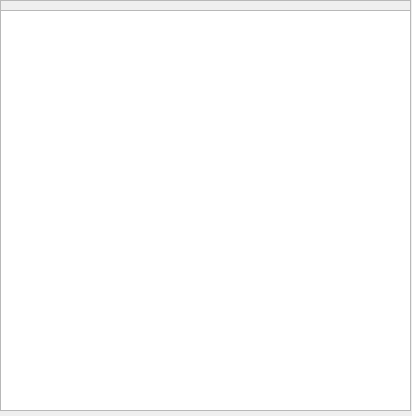
Before: the Qt Designer form ui/rank.ui in h3nnn4n/coisado-next, drawn with Qt 5.
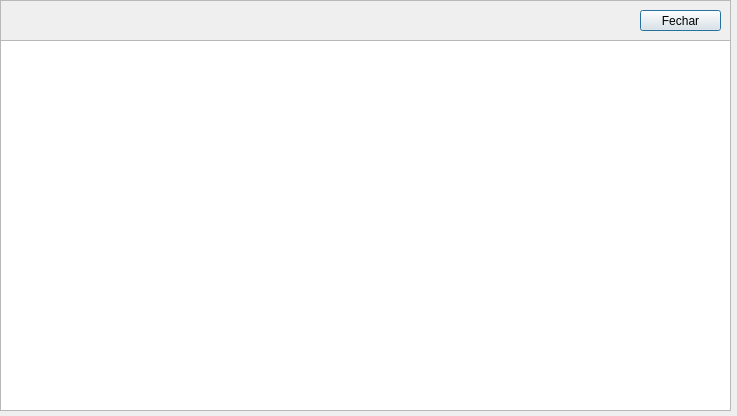
After: the same form once the commit is applied.

Diff of the .ui file:
```diff
--- a/ui/rank.ui
+++ b/ui/rank.ui
@@ -6,7 +6,7 @@
    <rect>
     <x>0</x>
     <y>0</y>
-    <width>412</width>
+    <width>737</width>
     <height>416</height>
    </rect>
   </property>
@@ -18,7 +18,7 @@
     <rect>
      <x>0</x>
      <y>0</y>
-     <width>411</width>
+     <width>731</width>
      <height>411</height>
     </rect>
    </property>
@@ -32,12 +32,41 @@
     <property name="geometry">
      <rect>
       <x>0</x>
-      <y>10</y>
-      <width>411</width>
-      <height>401</height>
+      <y>40</y>
+      <width>731</width>
+      <height>371</height>
      </rect>
     </property>
    </widget>
+   <widget class="QFrame" name="frame_2">
+    <property name="geometry">
+     <rect>
+      <x>0</x>
+      <y>0</y>
+      <width>731</width>
+      <height>41</height>
+     </rect>
+    </property>
+    <property name="frameShape">
+     <enum>QFrame::StyledPanel</enum>
+    </property>
+    <property name="frameShadow">
+     <enum>QFrame::Raised</enum>
+    </property>
+    <widget class="QPushButton" name="buttonSair">
+     <property name="geometry">
+      <rect>
+       <x>640</x>
+       <y>10</y>
+       <width>81</width>
+       <height>21</height>
+      </rect>
+     </property>
+     <property name="text">
+      <string>Fechar</string>
+     </property>
+    </widget>
+   </widget>
   </widget>
  </widget>
  <resources/>
```
